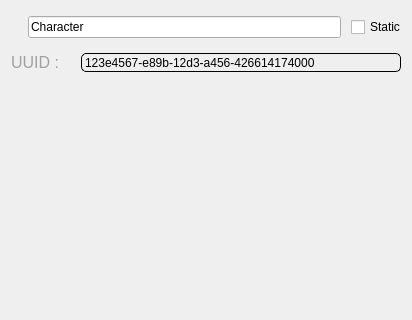
This is Editor/src/UI/Windows/RZEInspectorWindow.ui in Pikachuxxxx/Razix as Qt 5 draws it before an edit; both pictures show x 0 to 412 and y 0 to 320 of the 412 by 486 pixel window. The edited form follows.
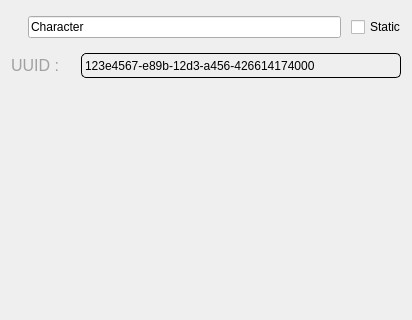
This is the edited form. Icons and pictures are not drawn.

```diff
--- a/Editor/src/UI/Windows/RZEInspectorWindow.ui
+++ b/Editor/src/UI/Windows/RZEInspectorWindow.ui
@@ -78,7 +78,7 @@
    <item>
     <layout class="QHBoxLayout" name="horizontalLayout_2">
      <item>
-      <widget class="QLabel" name="UUIDLbl">
+      <widget class="QLabel" name="UUIDTitle">
        <property name="maximumSize">
         <size>
          <width>60</width>
@@ -99,7 +99,19 @@
       </widget>
      </item>
      <item>
-      <widget class="QLabel" name="UUIDString">
+      <widget class="QLabel" name="UUIDLbl">
+       <property name="minimumSize">
+        <size>
+         <width>0</width>
+         <height>25</height>
+        </size>
+       </property>
+       <property name="maximumSize">
+        <size>
+         <width>16777215</width>
+         <height>25</height>
+        </size>
+       </property>
        <property name="styleSheet">
         <string notr="true">border-color: rgb(147, 147, 147);
 border:1px;
```
